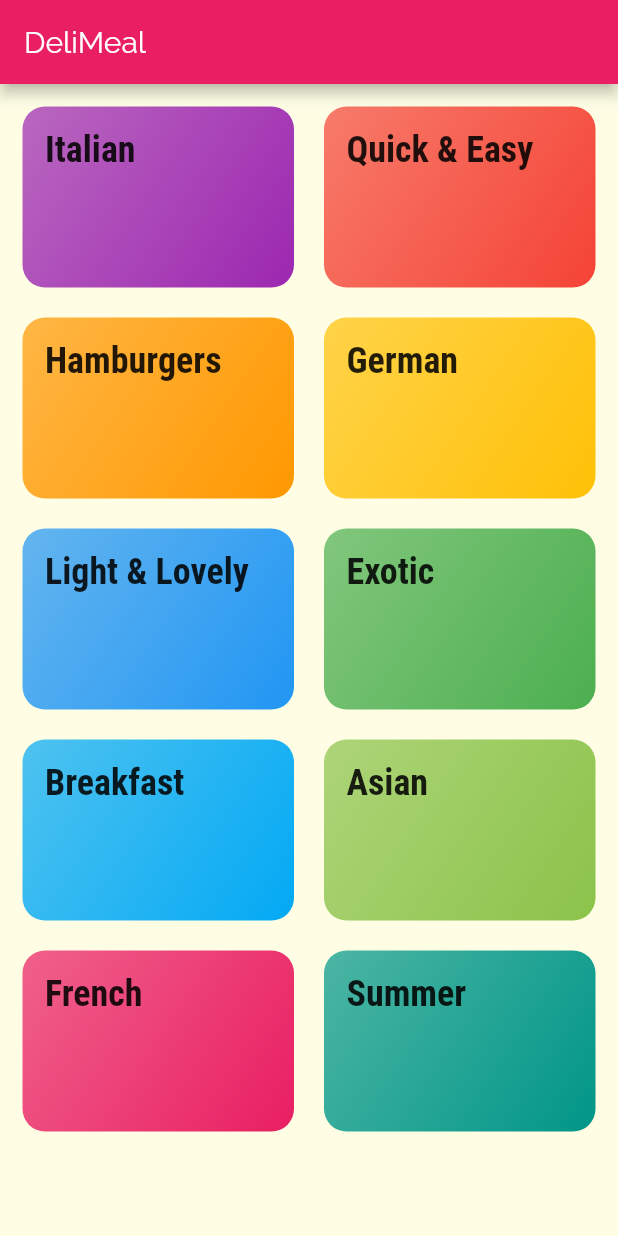
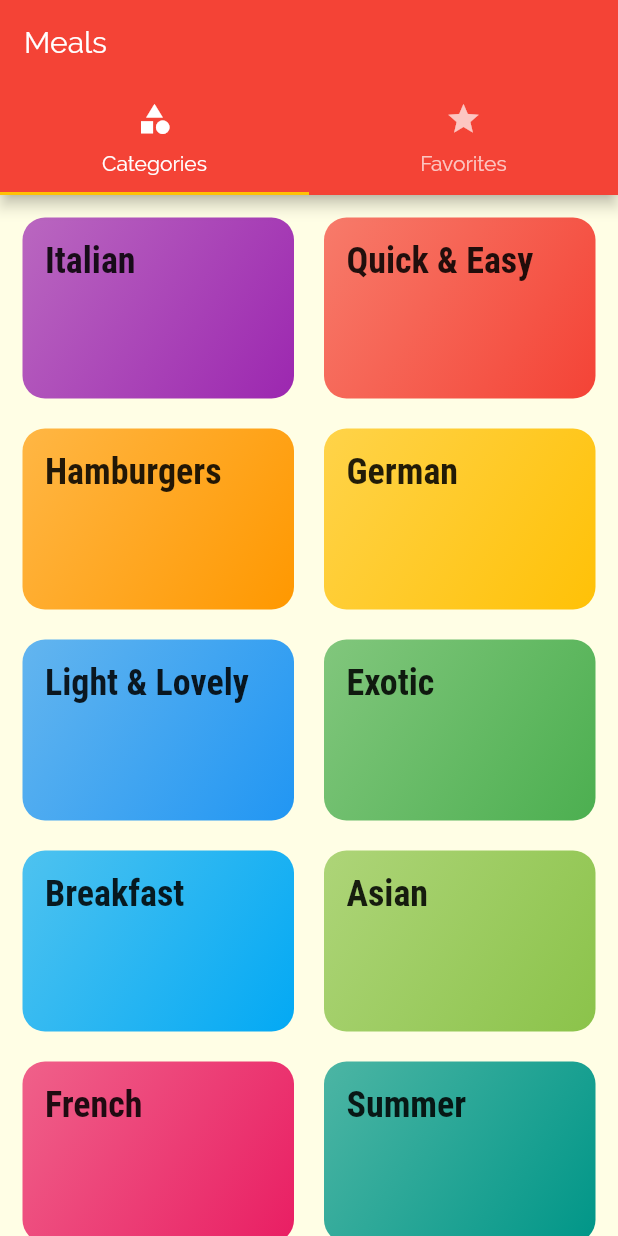
Before and after one commit to ParkSoravee/Fluter_Practice_app3_2, a Flutter app: the screen it shows after launch, on a phone screen of 412 x 824 dp. Run offline on Flutter 3.47's test engine with Material 2 defaults, Android fonts, the phone set to English and light mode, and no system bars.

Commit message:
added a TabBar to AppBar

```diff
--- a/lib/main.dart
+++ b/lib/main.dart
@@ -1,5 +1,6 @@
 import 'package:flutter/material.dart';
 
+import './screens/tabs_screen.dart';
 import './screens/categories_screen.dart';
 import './screens/category_meals_screen.dart';
 import 'screens/meal_detail_screen.dart';
@@ -12,7 +13,7 @@ class MyApp extends StatelessWidget {
     return MaterialApp(
       title: 'DeliMeals',
       theme: ThemeData(
-        primarySwatch: Colors.pink,
+        primarySwatch: Colors.red,
         accentColor: Colors.amber,
         canvasColor: Color.fromRGBO(255, 254, 229, 1),
         fontFamily: 'Raleway',
@@ -31,8 +32,10 @@ class MyApp extends StatelessWidget {
               ),
             ),
       ),
-      home: CategoriesScreen(),
+      // home: CategoriesScreen(),
+      initialRoute: '/', //default is '/'
       routes: {
+        '/' : (ctx) => TabsScreen(),
         CategoryMealsScreen.routeName : (ctx) => CategoryMealsScreen(),
         MealDetailScreen.routeName : (ctx) => MealDetailScreen(),
       },
--- a/lib/screens/categories_screen.dart
+++ b/lib/screens/categories_screen.dart
@@ -6,11 +6,7 @@ import '../dummy_data.dart';
 class CategoriesScreen extends StatelessWidget {
   @override
   Widget build(BuildContext context) {
-    return Scaffold(
-      appBar: AppBar(
-        title: const Text('DeliMeal'),
-      ),
-      body: GridView(
+    return GridView(
       padding: const EdgeInsets.all(15),
       children: DUMMY_CATEGORIES
           .map((catData) => CategoryItem(
@@ -25,7 +21,6 @@ class CategoriesScreen extends StatelessWidget {
         crossAxisSpacing: 20,
         mainAxisSpacing: 20,
       ),
-      ),
     );
   }
 }
--- /dev/null
+++ b/lib/screens/favorites_screen.dart
@@ -0,0 +1,10 @@
+import 'package:flutter/material.dart';
+
+class FavoritesScreen extends StatelessWidget {
+  @override
+  Widget build(BuildContext context) {
+    return Center(
+      child: Text('The Favorites'),
+    );
+  }
+}
--- /dev/null
+++ b/lib/screens/tabs_screen.dart
@@ -0,0 +1,46 @@
+import 'package:flutter/material.dart';
+import 'package:flutter_app_course1_app3_2/screens/favorites_screen.dart';
+
+import './categories_screen.dart';
+
+class TabsScreen extends StatefulWidget {
+  @override
+  _TabsScreenState createState() => _TabsScreenState();
+}
+
+class _TabsScreenState extends State<TabsScreen> {
+  @override
+  Widget build(BuildContext context) {
+    return DefaultTabController(
+      length: 2,
+      // initialIndex: 0, //default is 0
+      child: Scaffold(
+        appBar: AppBar(
+          title: Text('Meals'),
+          bottom: TabBar(
+            tabs: [
+              Tab(
+                icon: Icon(
+                  Icons.category,
+                ),
+                text: 'Categories',
+              ),
+              Tab(
+                icon: Icon(
+                  Icons.star,
+                ),
+                text: 'Favorites',
+              ),
+            ],
+          ),
+        ),
+        body: TabBarView(
+          children: [
+            CategoriesScreen(),
+            FavoritesScreen(),
+          ],
+        ),
+      ),
+    );
+  }
+}
```
Lines whose indentation alone changed are shown as unchanged.
